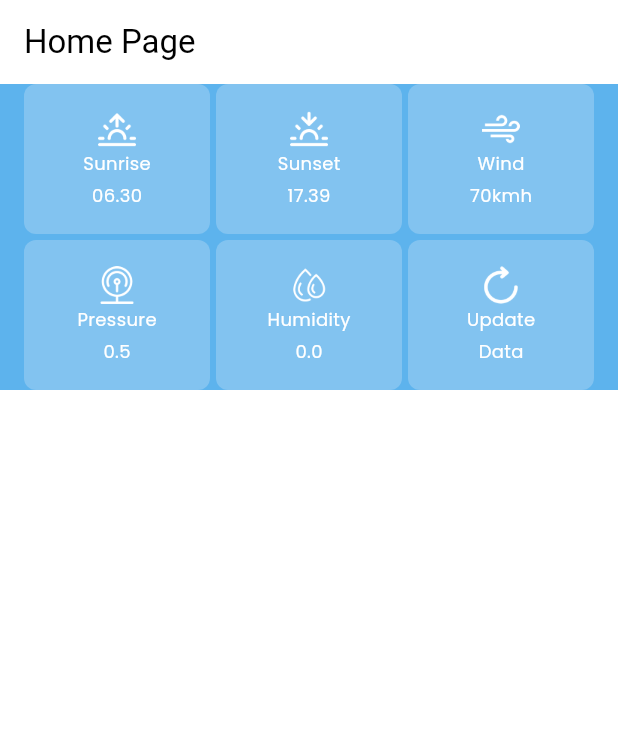
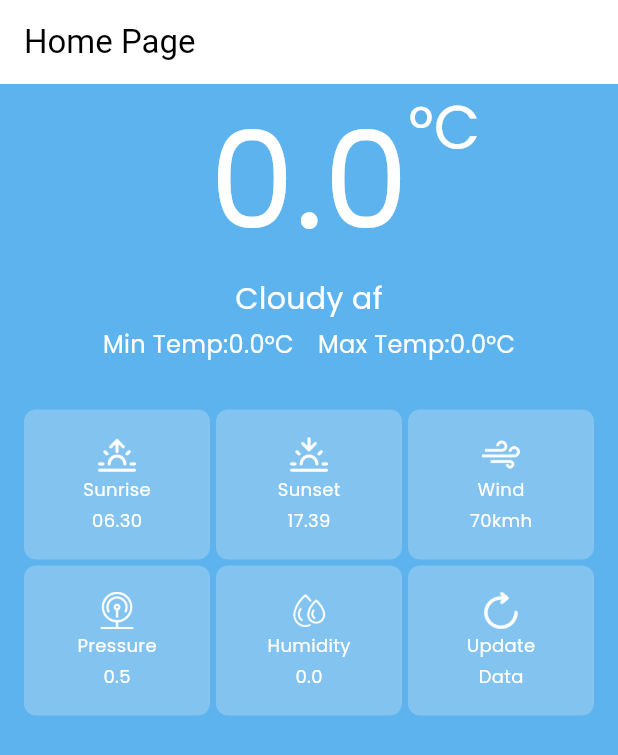
Before and after one commit to rezaagung1101/WeatherApp_Flutter_MVVM, a Flutter app: the screen it shows after launch, on a phone screen of 412 x 824 dp. Shown: the top 755 px of the screen. Run offline on Flutter 3.47's test engine with Material 3 defaults, Android fonts, the phone set to English and light mode, and no system bars.

Commit message:
add: main section

```diff
--- a/lib/view/screens/home_screen.dart
+++ b/lib/view/screens/home_screen.dart
@@ -1,6 +1,7 @@
 import 'package:flutter/material.dart';
 import 'package:openweather_mvvm/utils/constants.dart';
 import 'package:openweather_mvvm/view/widgets/information_card_section.dart';
+import 'package:openweather_mvvm/view/widgets/main_section.dart';
 
 class HomeScreen extends StatefulWidget {
   const HomeScreen({super.key});
@@ -18,9 +19,18 @@ class _HomeScreenState extends State<HomeScreen> {
       ),
       body: Container(
         color: Constants.skyBlue,
-          child: const SingleChildScrollView(
+        // child: const SingleChildScrollView(
+        child: const Center(
           child: Column(
             children: <Widget>[
+              MainSection(
+                  mainTemp: "0.0",
+                  minTemp: "0.0",
+                  maxTemp: "0.0",
+                  status: "Cloudy af"),
+              SizedBox(
+                height: 32,
+              ),
               InformationCardSection(
                   sunrise: "06.30",
                   sunset: "17.39",
@@ -30,7 +40,9 @@ class _HomeScreenState extends State<HomeScreen> {
                   info: "Data")
             ],
           ),
-          )),
+        ),
+        // )
+      ),
     );
   }
 }
--- /dev/null
+++ b/lib/view/widgets/main_section.dart
@@ -0,0 +1,98 @@
+import 'package:flutter/cupertino.dart';
+import 'package:flutter/material.dart';
+import 'package:flutter/widgets.dart';
+
+// class MainSection extends StatefulWidget {
+//   const MainSection(
+//       {super.key, required this.mainTemp, required this.minTemp, required this.maxTemp, required this.desc});
+//
+//   final String mainTemp;
+//   final String minTemp;
+//   final String maxTemp;
+//   final String desc;
+//
+//   @override
+//   State<MainSection> createState() => _MainSectionState();
+// }
+//
+// class _MainSectionState extends State<MainSection> {
+//   @override
+//   Widget build(BuildContext context) {
+//     return Center(
+//       child: Column(
+//         mainAxisAlignment: MainAxisAlignment.center,
+//         children: <Widget>[
+//           Row(
+//             Text(widget.)
+//           )
+//         ],
+//       ),
+//     )
+//   }
+// }
+
+class MainSection extends StatelessWidget {
+  const MainSection(
+      {super.key,
+      required this.mainTemp,
+      required this.minTemp,
+      required this.maxTemp,
+      required this.status});
+
+  final String mainTemp;
+  final String minTemp;
+  final String maxTemp;
+  final String status;
+
+  @override
+  Widget build(BuildContext context) {
+    return Column(
+        children: <Widget>[
+          Row(
+            mainAxisAlignment: MainAxisAlignment.center,
+            crossAxisAlignment: CrossAxisAlignment.start,
+            children: <Widget>[
+              const SizedBox(width: 48,),
+              TextSection(
+                text: mainTemp,
+                size: 90,
+              ),
+              const Align(
+                  alignment: Alignment.topLeft,
+                  child: TextSection(text: "°C", size: 40)),
+            ],
+          ),
+          TextSection(text: status, size: 20),
+          const SizedBox(height: 4,),
+          Row(
+            mainAxisAlignment: MainAxisAlignment.center,
+            children: [
+              TextSection(text: "Min Temp:$minTemp°C", size: 16),
+              const SizedBox(width: 16,),
+              TextSection(text: "Max Temp:$maxTemp°C", size: 16),
+            ],
+          )
+        ],
+      );
+  }
+}
+
+
+class TextSection extends StatelessWidget {
+  const TextSection({super.key, required this.text, required this.size});
+
+  final String text;
+  final double size;
+
+  @override
+  Widget build(BuildContext context) {
+    return Text(
+      text,
+      style: TextStyle(
+        fontFamily: 'poppins',
+        color: Colors.white,
+        fontSize: size,
+      ),
+    );
+  }
+}
```
Also changed, not shown: lib/view/widgets/information_main_section.dart (deleted), lib/view/widgets/place_section.dart (added). Lines whose indentation alone changed are shown as unchanged.
